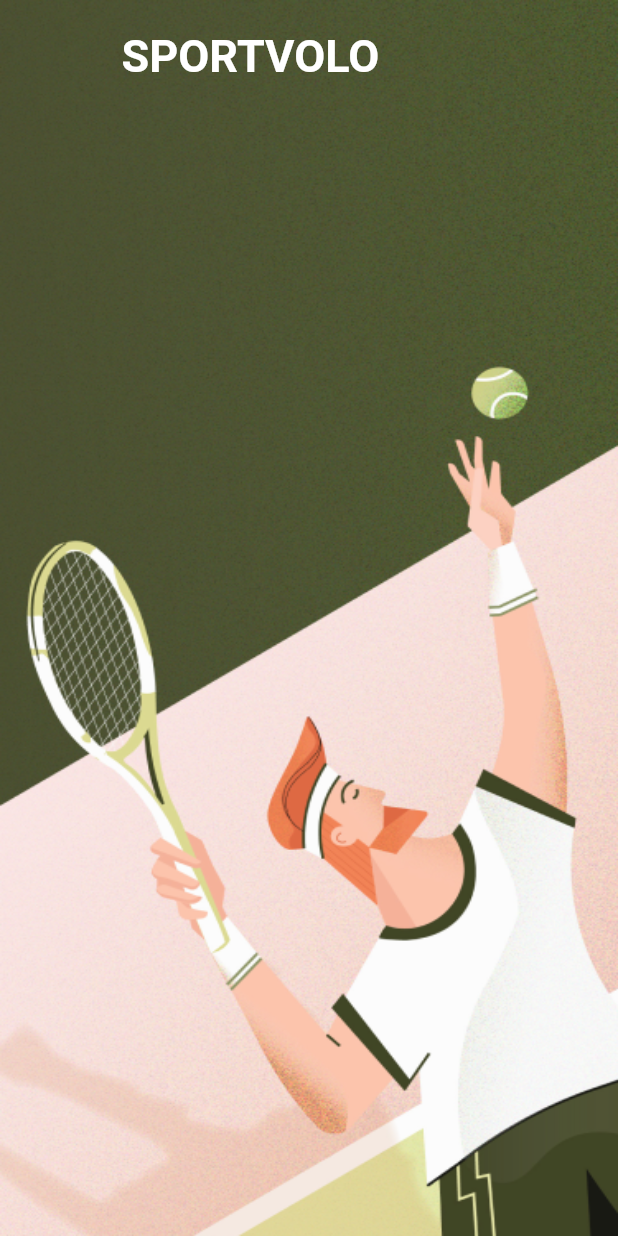
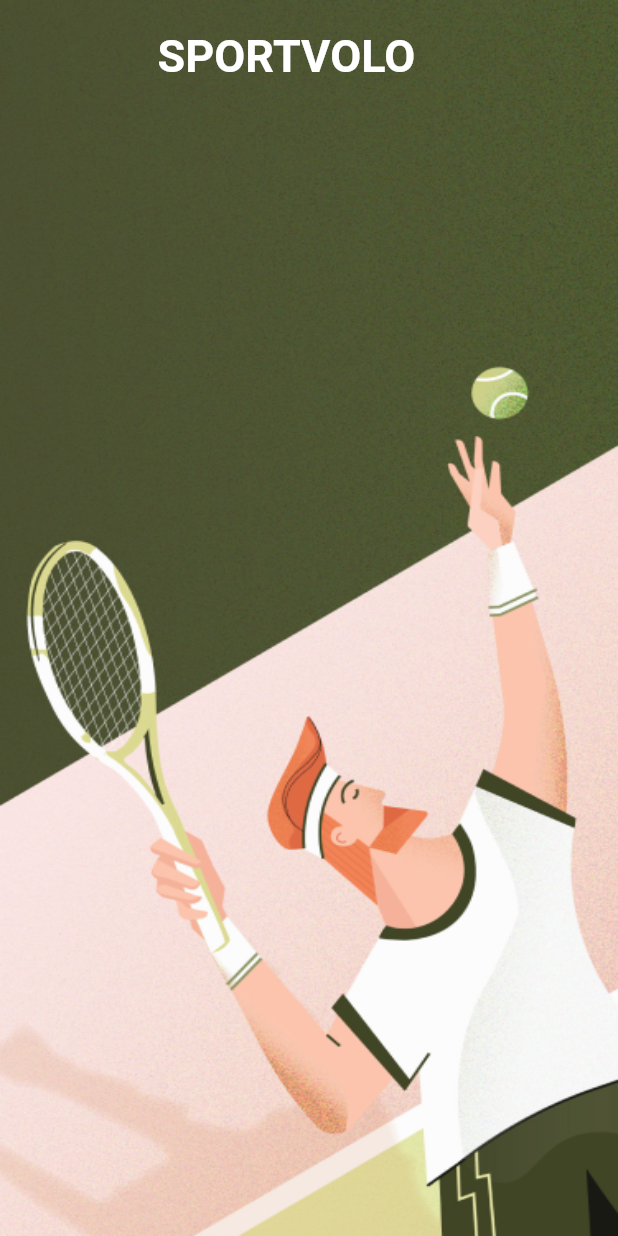
Before and after one commit to dayvedev-flutterProjects/tennis_app, a Flutter app: the screen it shows after launch, on a phone screen of 412 x 824 dp. Run offline on Flutter 3.47's test engine with Material 2 defaults, Android fonts, the phone set to English and light mode, and no system bars; drawn by our look-alikes of animated_text_kit.

```diff
--- a/lib/ui/pages/intro_page.dart
+++ b/lib/ui/pages/intro_page.dart
@@ -1,6 +1,7 @@
 import 'package:animated_text_kit/animated_text_kit.dart';
 import 'package:flutter/material.dart';
 import 'package:tennis_app/utils/image_paths.dart';
+import 'package:tennis_app/utils/routes.dart';
 
 class IntroPage extends StatelessWidget {
   const IntroPage({Key? key}) : super(key: key);
@@ -33,18 +34,22 @@ class IntroPage extends StatelessWidget {
                     style: const TextStyle(
                       fontSize: 30.0, fontWeight: FontWeight.bold
                     ),
+                    child: Padding(
+                      padding: const EdgeInsets.only(left:24.0),
                       child: AnimatedTextKit(
                         isRepeatingAnimation: false,
 
                         animatedTexts: [
-                        TypewriterAnimatedText('SPORTVOLO'),
+                          TypewriterAnimatedText('SPORTVOLO', speed: Duration(milliseconds: 100)),
                         ],
                         onFinished: () {
+                          Navigator.pushNamed(context, Routes.homePage);
                           print("Tap Event");
                         },
                         onTap: () {
                           print("Tap Event");
                         },
+                      ),
                     ),
                   ),
                 ),
```
Lines whose indentation alone changed are shown as unchanged.
